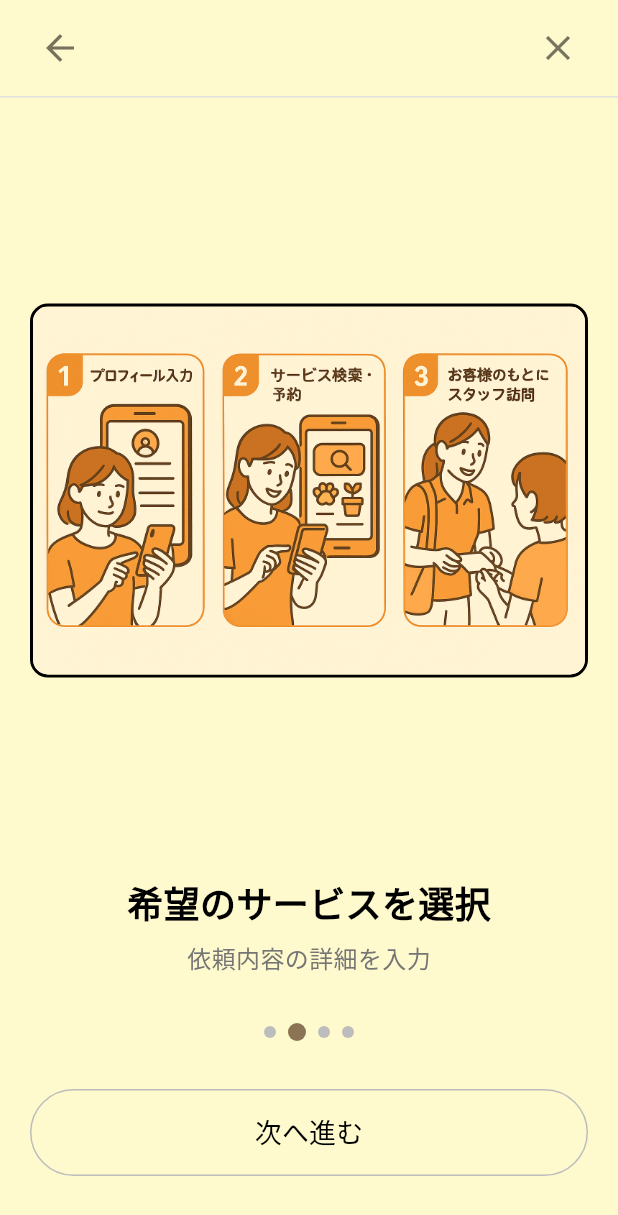
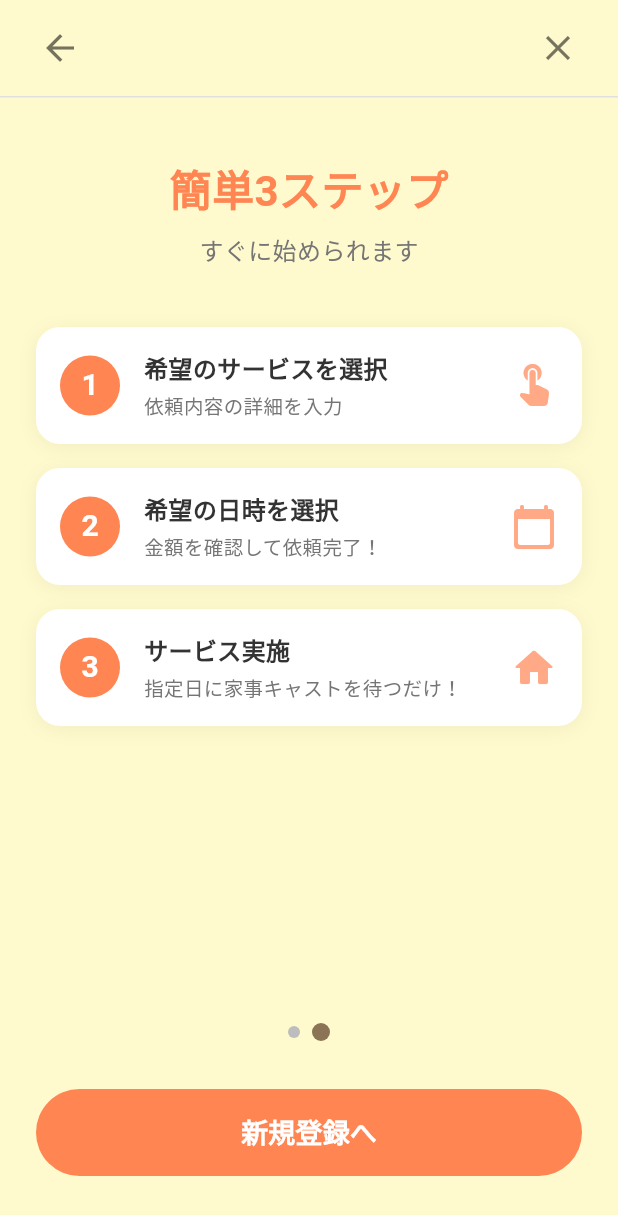
Before and after one commit to L0ve-Machine/celesmile, a Flutter app: the OnboardingScreen screen opened by its route, swiped to page 2, on a phone screen of 412 x 824 dp. Shown: the top 1215 px of the screen. Run offline on Flutter 3.47's test engine with Material 3 defaults, Android fonts, the phone set to English and light mode, and no system bars; our stand-ins replace flutter_dotenv, flutter_svg, image_picker, share_plus, shared_preferences; missing offline and left inert: dart:js, flutter_stripe; accounts and stored records are empty.

Commit message:
新規登録フローを2ページに簡略化
- オンボーディングを4ページから2ページに変更
- ページ1: ようこそ画面
- ページ2: 簡単3ステップ（3つの使い方を1ページにまとめ）
- 「新規登録へ」ボタンで電話認証画面へ遷移

🤖 Generated with [Claude Code](https://claude.com/claude-code)

Co-Authored-By: Claude <noreply@anthropic.com>

```diff
--- a/lib/screens/onboarding_screen.dart
+++ b/lib/screens/onboarding_screen.dart
@@ -45,24 +45,7 @@ class _OnboardingScreenState extends State<OnboardingScreen> {
           },
           children: [
             _buildWelcomePage(),
-            _buildHowToPage(
-              centerImage: 'assets/images/2.png',
-              title: '希望のサービスを選択',
-              subtitle: '依頼内容の詳細を入力',
-              pageIndex: 1,
-            ),
-            _buildHowToPage(
-              centerImage: 'assets/images/3.png',
-              title: '希望の日時を選択',
-              subtitle: '金額を確認して依頼完了！',
-              pageIndex: 2,
-            ),
-            _buildHowToPage(
-              centerImage: 'assets/images/4.png',
-              title: 'サービス実施',
-              subtitle: '指定日に家事キャストを待つだけ！',
-              pageIndex: 3,
-            ),
+            _buildThreeStepsPage(),
           ],
         ),
       ),
@@ -256,14 +239,8 @@ class _OnboardingScreenState extends State<OnboardingScreen> {
     );
   }
 
-  Widget _buildHowToPage({
-    required String centerImage,
-    required String title,
-    required String subtitle,
-    required int pageIndex,
-  }) {
-    bool isLastPage = pageIndex == 3;
-
+  // 簡単3ステップページ
+  Widget _buildThreeStepsPage() {
     return Stack(
       children: [
         Column(
@@ -305,66 +282,75 @@ class _OnboardingScreenState extends State<OnboardingScreen> {
               ],
             ),
 
-            const SizedBox(height: 20),
+            const SizedBox(height: 40),
 
-            // Main content - image with border around its actual size
-            Expanded(
-              flex: 3,
-              child: Center(
-                child: Container(
-                  margin: const EdgeInsets.symmetric(horizontal: 20),
-                  decoration: BoxDecoration(
-                    borderRadius: BorderRadius.circular(12),
-                    border: Border.all(
-                      color: Colors.black,
-                      width: 2,
-                    ),
-                  ),
-                  child: ClipRRect(
-                    borderRadius: BorderRadius.circular(10),
-                    child: Image.asset(
-                      centerImage,
-                      fit: BoxFit.contain,
-                    ),
-                  ),
-                ),
+            // Title
+            Text(
+              '簡単3ステップ',
+              style: TextStyle(
+                fontSize: 28,
+                fontWeight: FontWeight.bold,
+                color: AppColors.primaryOrange,
               ),
             ),
 
-            const SizedBox(height: 16),
+            const SizedBox(height: 8),
 
-            // Title and subtitle
             Text(
-              title,
-              style: TextStyle(
-                fontSize: 24,
-                fontWeight: FontWeight.bold,
-                color: Colors.black,
-              ),
-            ),
-            const SizedBox(height: 8),
-            Text(
-              subtitle,
+              'すぐに始められます',
               style: TextStyle(
                 fontSize: 16,
                 color: Colors.grey[600],
               ),
             ),
 
-            const SizedBox(height: 32),
+            const SizedBox(height: 40),
 
-            // Page indicator dots
+            // 3 Steps
+            Expanded(
+              child: Padding(
+                padding: const EdgeInsets.symmetric(horizontal: 24),
+                child: Column(
+                  children: [
+                    _buildStepItem(
+                      stepNumber: 1,
+                      icon: Icons.touch_app_rounded,
+                      title: '希望のサービスを選択',
+                      subtitle: '依頼内容の詳細を入力',
+                      imagePath: 'assets/images/2.png',
+                    ),
+                    const SizedBox(height: 16),
+                    _buildStepItem(
+                      stepNumber: 2,
+                      icon: Icons.calendar_today_rounded,
+                      title: '希望の日時を選択',
+                      subtitle: '金額を確認して依頼完了！',
+                      imagePath: 'assets/images/3.png',
+                    ),
+                    const SizedBox(height: 16),
+                    _buildStepItem(
+                      stepNumber: 3,
+                      icon: Icons.home_rounded,
+                      title: 'サービス実施',
+                      subtitle: '指定日に家事キャストを待つだけ！',
+                      imagePath: 'assets/images/4.png',
+                    ),
+                  ],
+                ),
+              ),
+            ),
+
+            // Page indicator
             _buildPageIndicator(),
 
             const SizedBox(height: 32),
 
-            // Single navigation button
+            // Register Button
             Padding(
-              padding: const EdgeInsets.symmetric(horizontal: 20),
+              padding: const EdgeInsets.symmetric(horizontal: 24),
               child: SizedBox(
                 width: double.infinity,
-                child: isLastPage
-                    ? ElevatedButton(
+                child: ElevatedButton(
                   onPressed: () {
                     Navigator.pushNamed(context, '/phone-verification');
                   },
@@ -384,29 +370,6 @@ class _OnboardingScreenState extends State<OnboardingScreen> {
                       fontWeight: FontWeight.w600,
                     ),
                   ),
-                      )
-                    : OutlinedButton(
-                        onPressed: () {
-                          _pageController.nextPage(
-                            duration: const Duration(milliseconds: 300),
-                            curve: Curves.easeInOut,
-                          );
-                        },
-                        style: OutlinedButton.styleFrom(
-                          padding: const EdgeInsets.symmetric(vertical: 16),
-                          side: BorderSide(color: Colors.grey[400]!, width: 1),
-                          shape: RoundedRectangleBorder(
-                            borderRadius: BorderRadius.circular(30),
-                          ),
-                        ),
-                        child: Text(
-                          '次へ進む',
-                          style: TextStyle(
-                            fontSize: 18,
-                            color: Colors.black,
-                            fontWeight: FontWeight.w500,
-                          ),
-                        ),
                 ),
               ),
             ),
@@ -418,10 +381,87 @@ class _OnboardingScreenState extends State<OnboardingScreen> {
     );
   }
 
+  Widget _buildStepItem({
+    required int stepNumber,
+    required IconData icon,
+    required String title,
+    required String subtitle,
+    required String imagePath,
+  }) {
+    return Container(
+      padding: const EdgeInsets.all(16),
+      decoration: BoxDecoration(
+        color: Colors.white,
+        borderRadius: BorderRadius.circular(16),
+        boxShadow: [
+          BoxShadow(
+            color: Colors.black.withOpacity(0.05),
+            blurRadius: 10,
+            offset: const Offset(0, 2),
+          ),
+        ],
+      ),
+      child: Row(
+        children: [
+          // Step number circle
+          Container(
+            width: 40,
+            height: 40,
+            decoration: BoxDecoration(
+              shape: BoxShape.circle,
+              color: AppColors.primaryOrange,
+            ),
+            child: Center(
+              child: Text(
+                '$stepNumber',
+                style: TextStyle(
+                  fontSize: 20,
+                  fontWeight: FontWeight.bold,
+                  color: Colors.white,
+                ),
+              ),
+            ),
+          ),
+          const SizedBox(width: 16),
+          // Text content
+          Expanded(
+            child: Column(
+              crossAxisAlignment: CrossAxisAlignment.start,
+              children: [
+                Text(
+                  title,
+                  style: TextStyle(
+                    fontSize: 16,
+                    fontWeight: FontWeight.bold,
+                    color: AppColors.textPrimary,
+                  ),
+                ),
+                const SizedBox(height: 4),
+                Text(
+                  subtitle,
+                  style: TextStyle(
+                    fontSize: 13,
+                    color: Colors.grey[600],
+                  ),
+                ),
+              ],
+            ),
+          ),
+          // Icon
+          Icon(
+            icon,
+            size: 32,
+            color: AppColors.primaryOrange.withOpacity(0.7),
+          ),
+        ],
+      ),
+    );
+  }
+
   Widget _buildPageIndicator() {
     return Row(
       mainAxisAlignment: MainAxisAlignment.center,
-      children: List.generate(4, (index) {
+      children: List.generate(2, (index) {
         bool isActive = _currentPage == index;
         return Container(
           margin: const EdgeInsets.symmetric(horizontal: 4),
```
Also changed, not shown: .claude/settings.local.json. Lines whose indentation alone changed are shown as unchanged.
